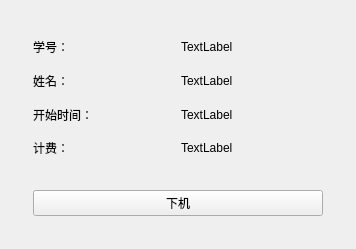
Qt form ComputersManager/rent_machine_window.ui (Time-Zero/ComputersManager) before a commit.
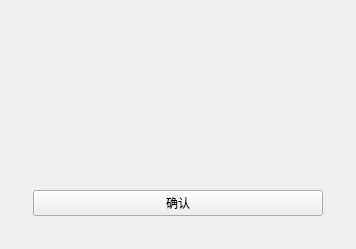
The same form after that commit. The open tabs and pages were chosen to show the change.

The edit to the form file:
```diff
--- a/ComputersManager/rent_machine_window.ui
+++ b/ComputersManager/rent_machine_window.ui
@@ -101,6 +101,36 @@
        </item>
       </layout>
      </widget>
+     <widget class="QWidget" name="page_pay">
+      <layout class="QVBoxLayout" name="verticalLayout_5">
+       <item>
+        <widget class="QLabel" name="label_pay">
+         <property name="text">
+          <string/>
+         </property>
+        </widget>
+       </item>
+       <item>
+        <widget class="QWidget" name="widget_7" native="true">
+         <property name="sizePolicy">
+          <sizepolicy hsizetype="Preferred" vsizetype="Fixed">
+           <horstretch>0</horstretch>
+           <verstretch>0</verstretch>
+          </sizepolicy>
+         </property>
+         <layout class="QHBoxLayout" name="horizontalLayout_5">
+          <item>
+           <widget class="QPushButton" name="pushButton_pay_ok">
+            <property name="text">
+             <string>确认</string>
+            </property>
+           </widget>
+          </item>
+         </layout>
+        </widget>
+       </item>
+      </layout>
+     </widget>
      <widget class="QWidget" name="page_no_use">
       <layout class="QVBoxLayout" name="verticalLayout_3">
        <item>
```
Left out of the diff: 14 changed lines with no effect on the pictures.
